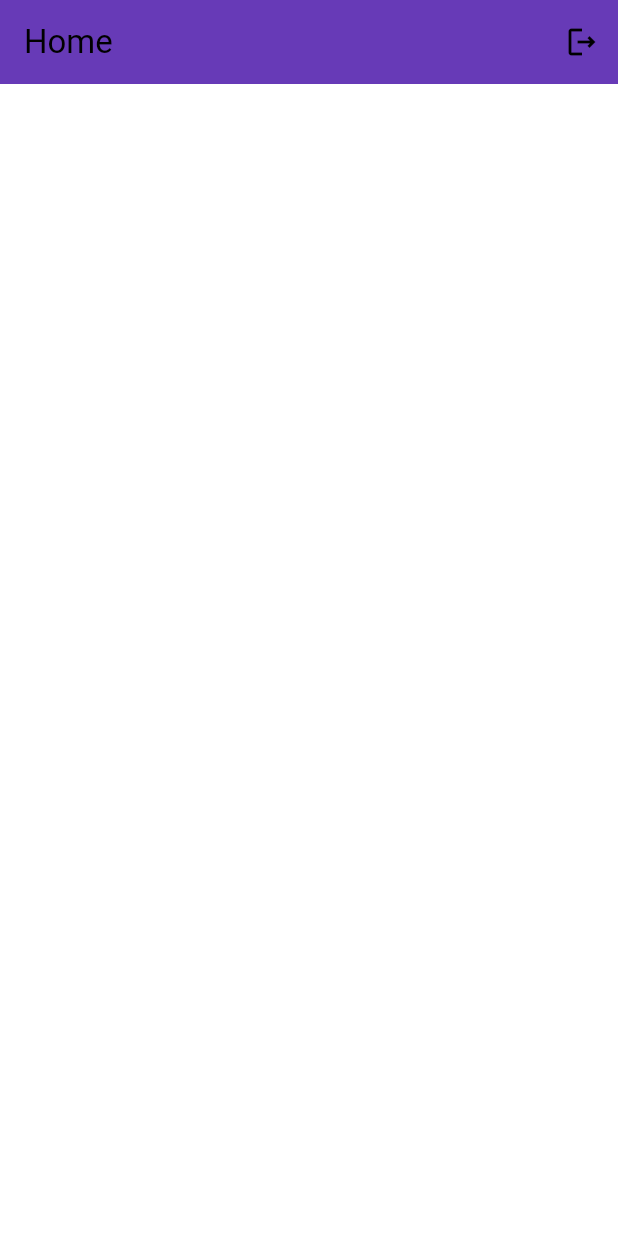
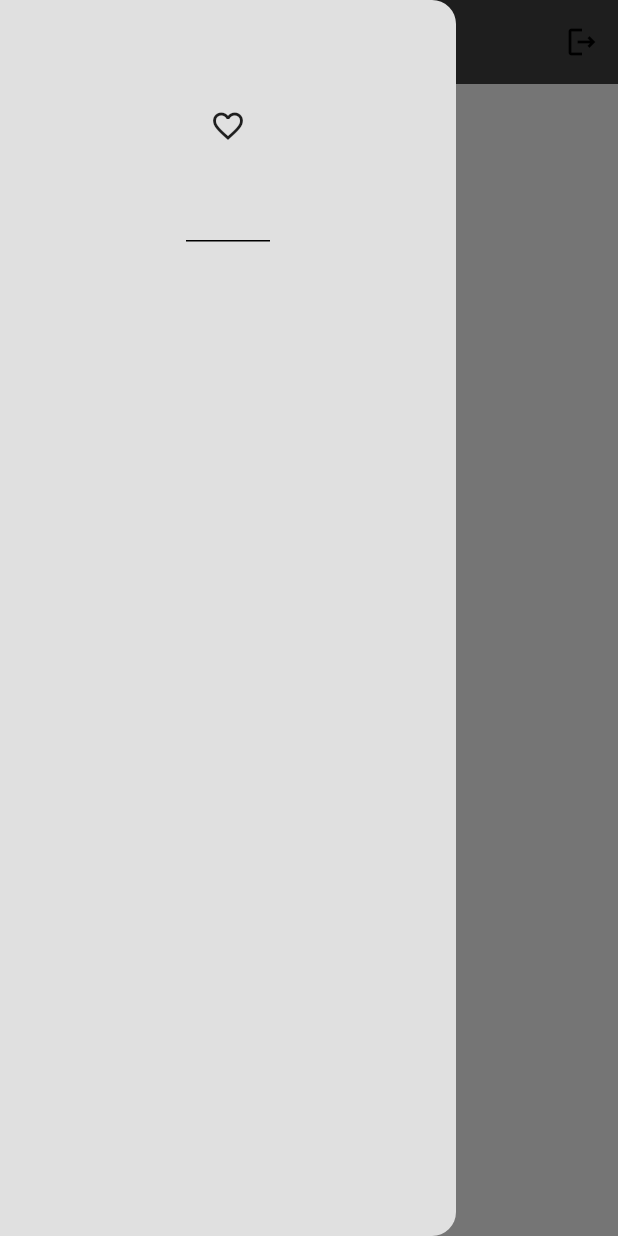
Before and after one commit to Mwita04/socials, a Flutter app: the screen it shows once a user with an empty profile is signed in, with the side drawer open (before the commit the screen has no drawer), on a phone screen of 412 x 824 dp. Run offline on Flutter 3.47's test engine with Material 3 defaults, Android fonts, the phone set to English and light mode, and no system bars; our stand-ins replace firebase_auth, firebase_core; accounts and stored records are empty.

```diff
--- /dev/null
+++ b/lib/components/my_drawer.dart
@@ -0,0 +1,24 @@
+import 'package:flutter/material.dart';
+
+class MyDrawer extends StatelessWidget {
+  const MyDrawer({super.key});
+
+  @override
+  Widget build(BuildContext context) {
+    return Drawer(
+      backgroundColor: Theme.of(context).colorScheme.background,
+      child: Column(
+        children: [
+          // Drawer Header
+          DrawerHeader(child: Icon(Icons.favorite_outline),),
+
+          //Home tile
+
+          //Profile tile
+
+          //Users tile
+        ],
+      ),
+    );
+  }
+}
--- a/lib/main.dart
+++ b/lib/main.dart
@@ -26,4 +26,4 @@ class MyApp extends StatelessWidget {
     );
   }
 }
- //21:00
+ //25:00
--- a/lib/pages/home_page.dart
+++ b/lib/pages/home_page.dart
@@ -1,5 +1,6 @@
 import 'package:firebase_auth/firebase_auth.dart';
 import 'package:flutter/material.dart';
+import 'package:socials/components/my_drawer.dart';
 
 class HomePage extends StatelessWidget {
   const HomePage({super.key});
@@ -14,12 +15,14 @@ class HomePage extends StatelessWidget {
     return Scaffold(
       appBar: AppBar(
         title: const Text('Home'),
-        backgroundColor: Colors.deepPurple,
+        backgroundColor: Theme.of(context).colorScheme.inversePrimary,
+        elevation: 0,
         actions: [
           //Log Out button
           IconButton(onPressed: logout, icon: Icon(Icons.logout_outlined))
         ],
       ),
+      drawer: MyDrawer( ),
     );
   }
 }
```
Also changed, not shown: lib/pages/profile_page.dart (added), lib/pages/users_page.dart (added).
